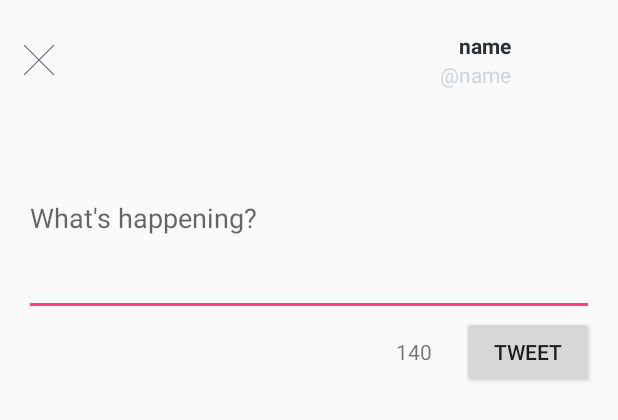
After one commit to tanlnm512/TwitterClient, an Android app: the layout dialog_reply.xml on its own in the app's theme, with its tools: preview values and no code run, on a phone screen of 412 x 824 dp. The commit adds this screen. Shown: the top 420 px of the screen. Run offline under Robolectric (Android 15) with nearby library versions, the phone set to English and light mode, and no system bars.

Commit message:
no message

```diff
--- a/app/build.gradle
+++ b/app/build.gradle
@@ -27,10 +27,10 @@ dependencies {
     compile fileTree(include: ['*.jar'], dir: 'libs')
     compile 'com.android.support:appcompat-v7:23.2.1'
     compile 'com.android.support:recyclerview-v7:24.0.0-alpha1'
-    compile 'co.roverlabs:picasso:2.5.2'
     compile 'com.google.code.gson:gson:2.6.2'
     compile 'com.jakewharton:butterknife:5.1.1'
     compile 'com.loopj.android:android-async-http:1.4.8'
     compile 'com.michaelpardo:activeandroid:3.1.0-SNAPSHOT'
     compile 'com.jakewharton:butterknife:7.0.1'
+    compile 'com.squareup.picasso:picasso:2.5.2'
 }
--- /dev/null
+++ b/app/src/main/res/layout/dialog_reply.xml
@@ -0,0 +1,87 @@
+<?xml version="1.0" encoding="utf-8"?>
+<LinearLayout xmlns:android="http://schemas.android.com/apk/res/android"
+    android:layout_width="match_parent"
+    android:layout_height="match_parent"
+    android:orientation="vertical"
+    android:paddingLeft="@dimen/activity_horizontal_margin"
+    android:paddingRight="@dimen/activity_horizontal_margin">
+
+    <RelativeLayout
+        android:layout_width="match_parent"
+        android:layout_height="80dp">
+
+        <ImageView
+            android:id="@+id/dlg_iv_close"
+            android:layout_width="20dp"
+            android:layout_height="20dp"
+            android:layout_alignParentLeft="true"
+            android:layout_centerInParent="true"
+            android:src="@mipmap/close" />
+
+        <ImageView
+            android:id="@+id/dlg_iv_avatar"
+            android:layout_width="50dp"
+            android:layout_height="50dp"
+            android:layout_alignParentRight="true"
+            android:layout_centerInParent="true" />
+
+        <LinearLayout
+            android:layout_width="wrap_content"
+            android:layout_height="wrap_content"
+            android:layout_centerInParent="true"
+            android:layout_toLeftOf="@+id/dlg_iv_avatar"
+            android:gravity="right"
+            android:orientation="vertical"
+            android:paddingRight="5dp">
+
+            <TextView
+                android:id="@+id/dlg_tv_name"
+                android:layout_width="wrap_content"
+                android:layout_height="wrap_content"
+                android:text="name"
+                android:textColor="@color/twitter_2"
+                android:textStyle="bold" />
+
+            <TextView
+                android:id="@+id/dlg_tv_screen_name"
+                android:layout_width="wrap_content"
+                android:layout_height="wrap_content"
+                android:text="\@name"
+                android:textColor="@color/twitter_4" />
+        </LinearLayout>
+    </RelativeLayout>
+
+    <RelativeLayout
+        android:layout_width="match_parent"
+        android:layout_height="wrap_content">
+
+        <EditText
+            android:id="@+id/dlg_et_tweet"
+            android:layout_width="match_parent"
+            android:layout_height="wrap_content"
+            android:hint="What's happening?"
+            android:lines="5"/>
+    </RelativeLayout>
+
+    <RelativeLayout
+        android:layout_width="match_parent"
+        android:layout_height="wrap_content">
+
+        <Button
+            android:id="@+id/dlg_btn_tweet"
+            android:layout_width="wrap_content"
+            android:layout_height="wrap_content"
+            android:layout_alignParentRight="true"
+            android:layout_centerInParent="true"
+            android:text="Tweet" />
+
+        <TextView
+            android:id="@+id/dlg_tv_char_count"
+            android:layout_width="wrap_content"
+            android:layout_height="wrap_content"
+            android:layout_centerInParent="true"
+            android:layout_marginRight="20dp"
+            android:layout_toLeftOf="@+id/dlg_btn_tweet"
+            android:text="140" />
+    </RelativeLayout>
+</LinearLayout>
```
Also changed, not shown: app/src/main/AndroidManifest.xml (+5 -2 lines), app/src/main/java/vn/creative/twitterclient/adapter/TimelineAdapter.java (+46 -5 lines), app/src/main/java/vn/creative/twitterclient/adapter/TimelineHolder.java (+15 -34 lines), app/src/main/java/vn/creative/twitterclient/model/EntitiesModel.java (+41 -1 lines), app/src/main/java/vn/creative/twitterclient/model/PostModel.java (+41 -1 lines), app/src/main/java/vn/creative/twitterclient/model/UserModel.java (+39 -1 lines), app/src/main/java/vn/creative/twitterclient/service/RestClient.java (+5 -6 lines), app/src/main/java/vn/creative/twitterclient/view/reply/ReplyDlg.java (added, +125 -0 lines), app/src/main/java/vn/creative/twitterclient/view/timeline/ITimelineActionListener.java (added, +13 -0 lines), app/src/main/java/vn/creative/twitterclient/view/timeline/TimelineFrg.java (+28 -2 lines), app/src/main/res/layout/item_post.xml (+18 -15 lines), app/src/main/res/mipmap-xhdpi/avatar_placeholder.png (added), app/src/main/res/mipmap-xhdpi/close.png (added), app/src/main/res/mipmap-xhdpi/photo_placeholder.jpg (added).
